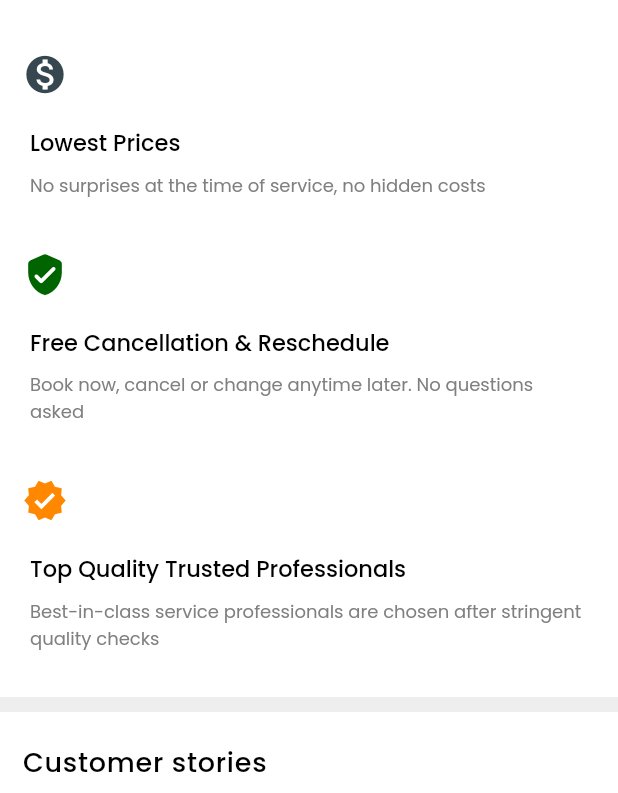
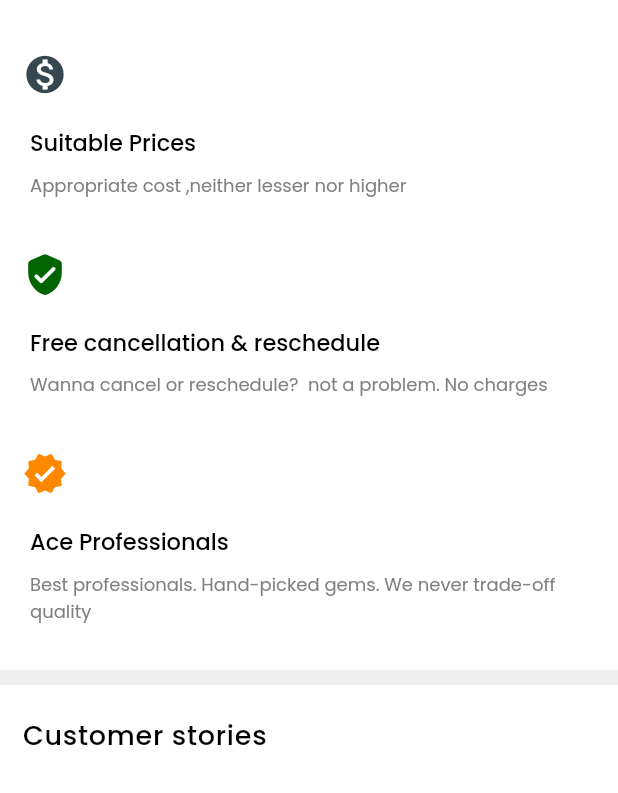
Before and after one commit to dhanasra/inses-mobile, a Flutter app: the Home screen opened directly, on a phone screen of 412 x 824 dp, the part 443-1236 px from its top. Run offline on Flutter 3.47's test engine with Material 2 defaults, Android fonts, the phone set to English and light mode, and no system bars; our stand-ins replace connectivity, dio, equatable, firebase_core, firebase_crashlytics, firebase_messaging and 15 more; missing offline and left inert: dart:ffi, geocoder, razorpay_flutter; accounts and stored records are empty; network calls fail.

Commit message:
- INSES APP

```diff
--- a/lib/view_models/edit_view_model.dart
+++ b/lib/view_models/edit_view_model.dart
@@ -12,7 +12,7 @@ class EditViewModel{
   static int type;
 
   static String serviceImage;
-  static int rating;
+  static int rating = 5;
   static File icon;
   static File image;
   var priceController;
--- a/lib/views/booking_desc.dart
+++ b/lib/views/booking_desc.dart
@@ -55,6 +55,9 @@ class _BookingDescState extends State<BookingDesc> {
           appBar: App().appBarBack(
             context,
             OrderViewModel.booking.categoryName,
+            onPressed: (){
+              App().setNavigation(context, AppRoutes.APP_HOME_MAIN);
+            }
           ),
           body: Container(
               padding: EdgeInsets.only(bottom: 0),
--- a/lib/views/home.dart
+++ b/lib/views/home.dart
@@ -321,8 +321,8 @@ class _HomeState extends State<Home> {
             color: AppColors.TAMIL,
             size: 30,
           ),
-          text1: 'Lowest Prices',
-          text2: 'No surprises at the time of service, no hidden costs',
+          text1: 'Suitable Prices',
+          text2: 'Appropriate cost ,neither lesser nor higher',
         ),
         PromiseItem(
           img: Icon(
@@ -330,8 +330,8 @@ class _HomeState extends State<Home> {
             color: AppColors.SUCCESS_COLOR,
             size: 30,
           ),
-          text1: 'Free Cancellation & Reschedule',
-          text2: 'Book now, cancel or change anytime later. No questions asked',
+          text1: 'Free cancellation & reschedule',
+          text2: 'Wanna cancel or reschedule?  not a problem. No charges',
         ),
         PromiseItem(
           img: Icon(
@@ -339,9 +339,9 @@ class _HomeState extends State<Home> {
             color: AppColors.INFO_COLOR,
             size: 30,
           ),
-          text1: 'Top Quality Trusted Professionals',
+          text1: 'Ace Professionals',
           text2:
-              'Best-in-class service professionals are chosen after stringent quality checks',
+              'Best professionals. Hand-picked gems. We never trade-off quality',
         ),
         Line(
           width: double.infinity,
--- a/lib/views/name_fields.dart
+++ b/lib/views/name_fields.dart
@@ -144,8 +144,7 @@ class _NameFieldsState extends State<NameFields> {
             autoFocus: false,
             margin: EdgeInsets.only(top: 20,left: 20,right: 20),
             controller: _viewmodel.addressController,
-            emptyErrorText: 'Email Id Should not be empty',
-            patternErrorText: 'Please Enter a valid Email Id',
+            emptyErrorText: 'Address Should not be empty',
             enabledBorderColor: AppColors.WHITE_1,
             enabledBorderWidth: 1.0,
             focusedBorderColor: AppColors.SECONDARY_COLOR,
--- a/lib/views/service_select.dart
+++ b/lib/views/service_select.dart
@@ -227,31 +227,6 @@ class _ServiceSelectState extends State<ServiceSelect> {
               )
             ],
           ),
-        Content(
-          margin: EdgeInsets.only(top: 30),
-          padding: EdgeInsets.all(15),
-          text: '${OrderViewModel.category} Service Includes',
-          alignment: Alignment.centerLeft,
-          textAlign: TextAlign.start,
-          textHeight: 1.5,
-          color: AppColors.BLACK,
-          bgColor: AppColors.WHITE_1,
-          fontfamily: AppFont.FONT,
-          letterSpacing: 0.5,
-          fontSize: AppDimen.TEXT_H7,
-          fontWeight: FontWeight.w500,
-        ),
-        Container(
-          margin: EdgeInsets.only(bottom: 30),
-          padding: EdgeInsets.only(top: 10),
-          color: AppColors.WHITE_1,
-          child: SizedBox(
-            height: 130.0,
-            child: ListView(scrollDirection: Axis.horizontal,
-              children: [1,2,3,4].map((e) {return MiniCardItem();}).toList(),
-            ),
-          ),
-        ),
         Sub(
           text: 'How it works',
         ),
@@ -261,8 +236,8 @@ class _ServiceSelectState extends State<ServiceSelect> {
             color: AppColors.TAMIL,
             size: 30,
           ),
-          text1: 'Select The Service You Need',
-          text2: 'Get lowest priced for plumbing service',
+          text1: 'How can we serve you?',
+          text2: 'Get our quality service at appropriate price',
         ),
         PromiseItem(
           img: Icon(
@@ -270,8 +245,8 @@ class _ServiceSelectState extends State<ServiceSelect> {
             color: AppColors.SUCCESS_COLOR,
             size: 30,
           ),
-          text1: 'Pay Booking Advance',
-          text2: 'Make advance payment to book your service or ontime cash',
+          text1: 'Pay in advance',
+          text2: 'Pay on time or prior',
         ),
         PromiseItem(
           img: Icon(
@@ -279,9 +254,9 @@ class _ServiceSelectState extends State<ServiceSelect> {
             color: AppColors.INFO_COLOR,
             size: 30,
           ),
-          text1: 'Get Hassle Free Service Delivery',
+          text1: 'Get hassle free service delivery:',
           text2:
-          'Inses arrives at your doorstep to provide service',
+          'Sit back ,relax, watch your door step for our service on time',
         ),
         Line(
           width: double.infinity,
@@ -298,8 +273,8 @@ class _ServiceSelectState extends State<ServiceSelect> {
             color: AppColors.TAMIL,
             size: 30,
           ),
-          text1: 'Lowest Prices',
-          text2: 'No surprises at the time of service, no hidden costs',
+          text1: 'Suitable prices',
+          text2: 'Appropriate cost ,neither lesser nor higher',
         ),
         PromiseItem(
           img: Icon(
@@ -308,7 +283,7 @@ class _ServiceSelectState extends State<ServiceSelect> {
             size: 30,
           ),
           text1: 'Free Cancellation & Reschedule',
-          text2: 'Book now, cancel or change anytime later. No questions asked',
+        text2: 'Wanna cancel or reschedule?  not a problem. No charges',
         ),
         PromiseItem(
           img: Icon(
@@ -316,9 +291,9 @@ class _ServiceSelectState extends State<ServiceSelect> {
             color: AppColors.INFO_COLOR,
             size: 30,
           ),
-          text1: 'Top Quality Trusted Professionals',
+          text1: 'Ace Professionals',
           text2:
-          'Best-in-class service professionals are chosen after stringent quality checks',
+          'Best professionals. Hand-picked gems. We never trade-off quality ',
         ),
         Line(
           width: double.infinity,
--- a/pubspec.yaml
+++ b/pubspec.yaml
@@ -2,7 +2,7 @@ name: inses_app
 description: Home service booking app
 
 publish_to: 'none' # Remove this line if you wish to publish to pub.dev
-version: 1.0.0+1
+version: 1.0.0+3
 
 environment:
   sdk: ">=2.7.0 <3.0.0"
```
Also changed, not shown: assets/images/app.jpg, 21 other files.
